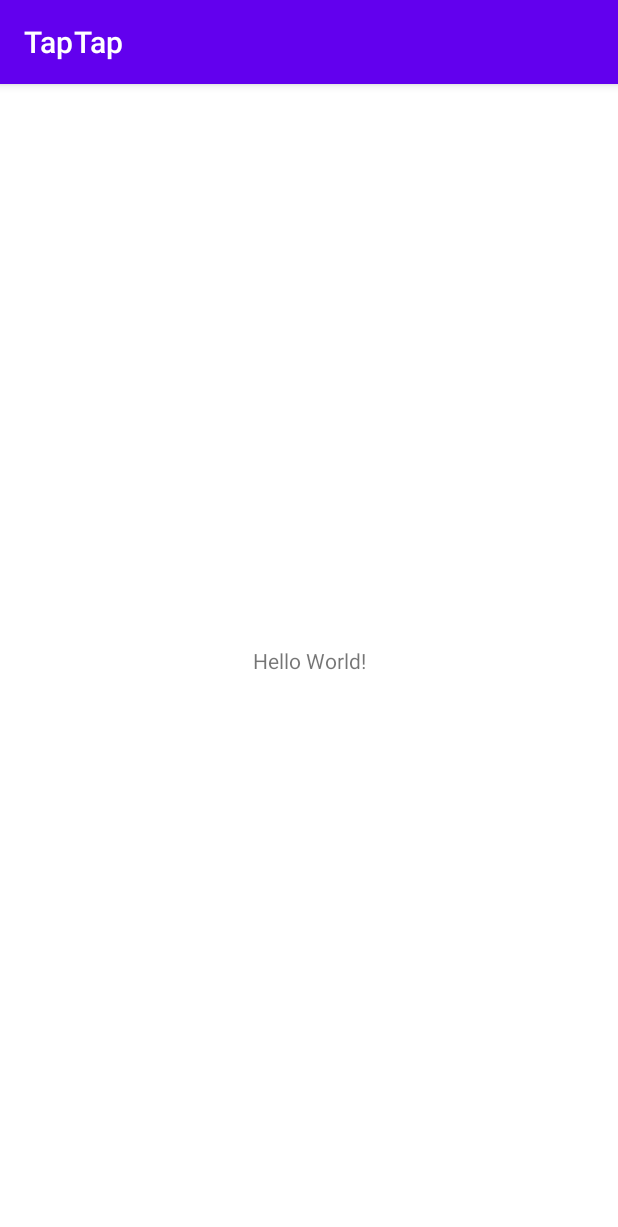
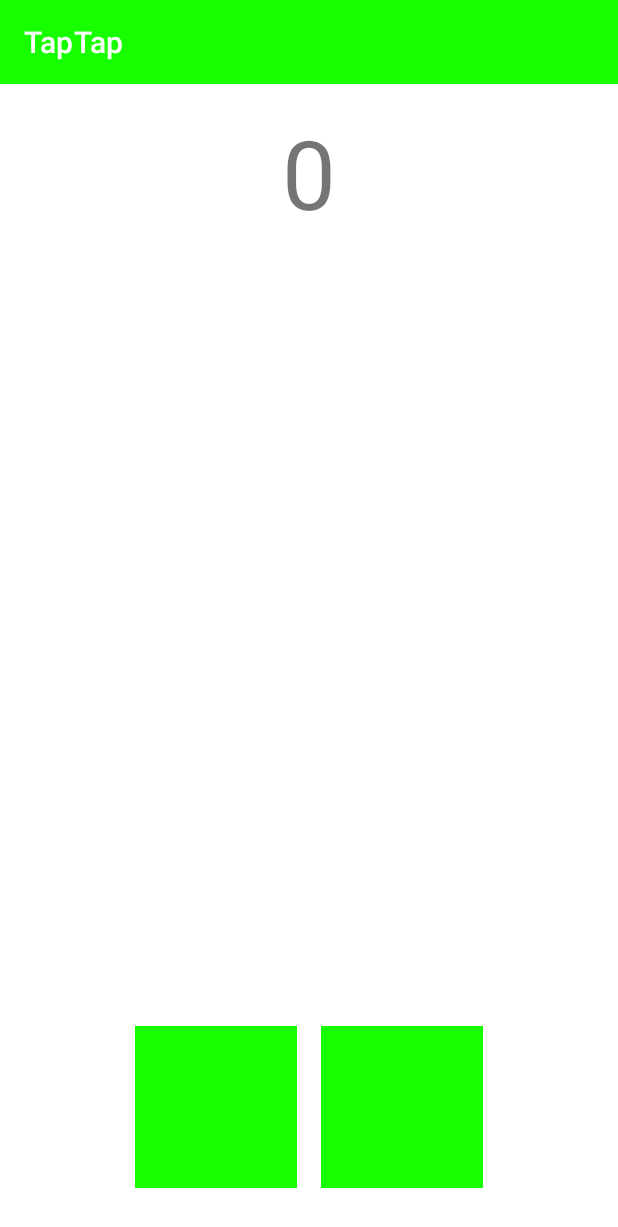
Before and after one commit to fwhyn/TapTap, an Android app: the screen it shows after launch (HomeActivity), on a phone screen of 412 x 824 dp. Shown: the top 1227 px of the screen. Run offline under Robolectric (Android 15) with nearby library versions, the phone set to English and light mode, and no system bars.

Commit message:
#3 Add Tap Tap
add ui

```diff
--- a/taptap/src/main/java/com/fwhyn/taptap/home/ui/HomeActivity.kt
+++ b/taptap/src/main/java/com/fwhyn/taptap/home/ui/HomeActivity.kt
@@ -8,5 +8,7 @@ class HomeActivity : AppCompatActivity() {
     override fun onCreate(savedInstanceState: Bundle?) {
         super.onCreate(savedInstanceState)
         setContentView(R.layout.activity_home)
+
+        supportActionBar?.elevation = 0F
     }
 }
--- /dev/null
+++ b/taptap/src/main/res/drawable/ic_default_background.xml
@@ -0,0 +1,10 @@
+<?xml version="1.0" encoding="utf-8"?>
+<vector xmlns:android="http://schemas.android.com/apk/res/android"
+    android:width="108dp"
+    android:height="108dp"
+    android:viewportWidth="108"
+    android:viewportHeight="108">
+    <path
+        android:fillColor="#18FF00"
+        android:pathData="M0,0h108v108h-108z" />
+</vector>
--- a/taptap/src/main/res/layout/activity_home.xml
+++ b/taptap/src/main/res/layout/activity_home.xml
@@ -3,16 +3,53 @@
     xmlns:app="http://schemas.android.com/apk/res-auto"
     xmlns:tools="http://schemas.android.com/tools"
     android:layout_width="match_parent"
-    android:layout_height="match_parent"
-    tools:context=".home.ui.HomeActivity">
+    android:layout_height="match_parent">
 
     <TextView
-        android:layout_width="wrap_content"
+        android:id="@+id/counter_view"
+        android:layout_width="match_parent"
         android:layout_height="wrap_content"
-        android:text="Hello World!"
-        app:layout_constraintBottom_toBottomOf="parent"
+        android:layout_marginStart="@dimen/default_margin"
+        android:layout_marginEnd="@dimen/default_margin"
+        android:layout_marginTop="@dimen/default_margin"
+        android:textAlignment="center"
+        android:textSize="@dimen/large_text_size"
+        android:text="@string/zero"
         app:layout_constraintLeft_toLeftOf="parent"
         app:layout_constraintRight_toRightOf="parent"
         app:layout_constraintTop_toTopOf="parent" />
 
+    <androidx.constraintlayout.widget.ConstraintLayout
+        android:layout_width="wrap_content"
+        android:layout_height="wrap_content"
+        android:layout_marginBottom="@dimen/default_margin"
+        app:layout_constraintBottom_toBottomOf="parent"
+        app:layout_constraintEnd_toEndOf="parent"
+        app:layout_constraintStart_toStartOf="parent">
+
+        <ImageView
+            android:id="@+id/tap_button1"
+            android:layout_width="wrap_content"
+            android:layout_height="wrap_content"
+            android:layout_marginStart="@dimen/default_margin"
+            android:layout_marginBottom="@dimen/default_margin"
+            app:layout_constraintBottom_toBottomOf="parent"
+            app:layout_constraintStart_toStartOf="parent"
+            app:srcCompat="@drawable/ic_default_background"
+            android:contentDescription="@string/tap_button1" />
+
+        <ImageView
+            android:id="@+id/tap_button2"
+            android:layout_width="wrap_content"
+            android:layout_height="wrap_content"
+            android:layout_marginStart="@dimen/default_margin"
+            android:layout_marginEnd="@dimen/default_margin"
+            app:layout_constraintBottom_toBottomOf="@+id/tap_button1"
+            app:layout_constraintEnd_toEndOf="parent"
+            app:layout_constraintStart_toEndOf="@+id/tap_button1"
+            app:layout_constraintTop_toTopOf="@+id/tap_button1"
+            app:srcCompat="@drawable/ic_default_background"
+            android:contentDescription="@string/tap_button2" />
+    </androidx.constraintlayout.widget.ConstraintLayout>
+
 </androidx.constraintlayout.widget.ConstraintLayout>
--- a/taptap/src/main/res/values-night/themes.xml
+++ b/taptap/src/main/res/values-night/themes.xml
@@ -2,15 +2,18 @@
     <!-- Base application theme. -->
     <style name="Theme.TapTap" parent="Theme.MaterialComponents.DayNight.DarkActionBar">
         <!-- Primary brand color. -->
-        <item name="colorPrimary">@color/purple_200</item>
-        <item name="colorPrimaryVariant">@color/purple_700</item>
-        <item name="colorOnPrimary">@color/black</item>
+        <item name="colorPrimary">@color/green</item>
+        <item name="colorPrimaryVariant">@color/black</item>
+        <item name="colorOnPrimary">@color/white</item>
+
         <!-- Secondary brand color. -->
-        <item name="colorSecondary">@color/teal_200</item>
-        <item name="colorSecondaryVariant">@color/teal_200</item>
+        <item name="colorSecondary">@color/green</item>
+        <item name="colorSecondaryVariant">@color/white</item>
         <item name="colorOnSecondary">@color/black</item>
+
         <!-- Status bar color. -->
         <item name="android:statusBarColor" tools:targetApi="l">?attr/colorPrimaryVariant</item>
+
         <!-- Customize your theme here. -->
     </style>
 </resources>
--- a/taptap/src/main/res/values/colors.xml
+++ b/taptap/src/main/res/values/colors.xml
@@ -1,10 +1,6 @@
 <?xml version="1.0" encoding="utf-8"?>
 <resources>
-    <color name="purple_200">#FFBB86FC</color>
-    <color name="purple_500">#FF6200EE</color>
-    <color name="purple_700">#FF3700B3</color>
-    <color name="teal_200">#FF03DAC5</color>
-    <color name="teal_700">#FF018786</color>
     <color name="black">#FF000000</color>
     <color name="white">#FFFFFFFF</color>
+    <color name="green">#18FF00</color>
 </resources>
--- /dev/null
+++ b/taptap/src/main/res/values/dimens.xml
@@ -0,0 +1,9 @@
+<?xml version="1.0" encoding="utf-8"?>
+<resources>
+    <dimen name="default_left_margin">16dp</dimen>
+    <dimen name="default_right_margin">16dp</dimen>
+    <dimen name="default_bottom_margin">16dp</dimen>
+    <dimen name="default_top_margin">16dp</dimen>
+    <dimen name="default_margin">16dp</dimen>
+    <dimen name="large_text_size">64sp</dimen>
+</resources>
--- a/taptap/src/main/res/values/strings.xml
+++ b/taptap/src/main/res/values/strings.xml
@@ -1,3 +1,6 @@
 <resources>
     <string name="app_name">TapTap</string>
+    <string name="tap_button1">tap button 1</string>
+    <string name="tap_button2">tap button 2</string>
+    <string name="zero">0</string>
 </resources>
--- a/taptap/src/main/res/values/themes.xml
+++ b/taptap/src/main/res/values/themes.xml
@@ -2,15 +2,18 @@
     <!-- Base application theme. -->
     <style name="Theme.TapTap" parent="Theme.MaterialComponents.DayNight.DarkActionBar">
         <!-- Primary brand color. -->
-        <item name="colorPrimary">@color/purple_500</item>
-        <item name="colorPrimaryVariant">@color/purple_700</item>
+        <item name="colorPrimary">@color/green</item>
+        <item name="colorPrimaryVariant">@color/black</item>
         <item name="colorOnPrimary">@color/white</item>
+
         <!-- Secondary brand color. -->
-        <item name="colorSecondary">@color/teal_200</item>
-        <item name="colorSecondaryVariant">@color/teal_700</item>
+        <item name="colorSecondary">@color/green</item>
+        <item name="colorSecondaryVariant">@color/white</item>
         <item name="colorOnSecondary">@color/black</item>
+
         <!-- Status bar color. -->
         <item name="android:statusBarColor" tools:targetApi="l">?attr/colorPrimaryVariant</item>
+
         <!-- Customize your theme here. -->
     </style>
 </resources>
```
